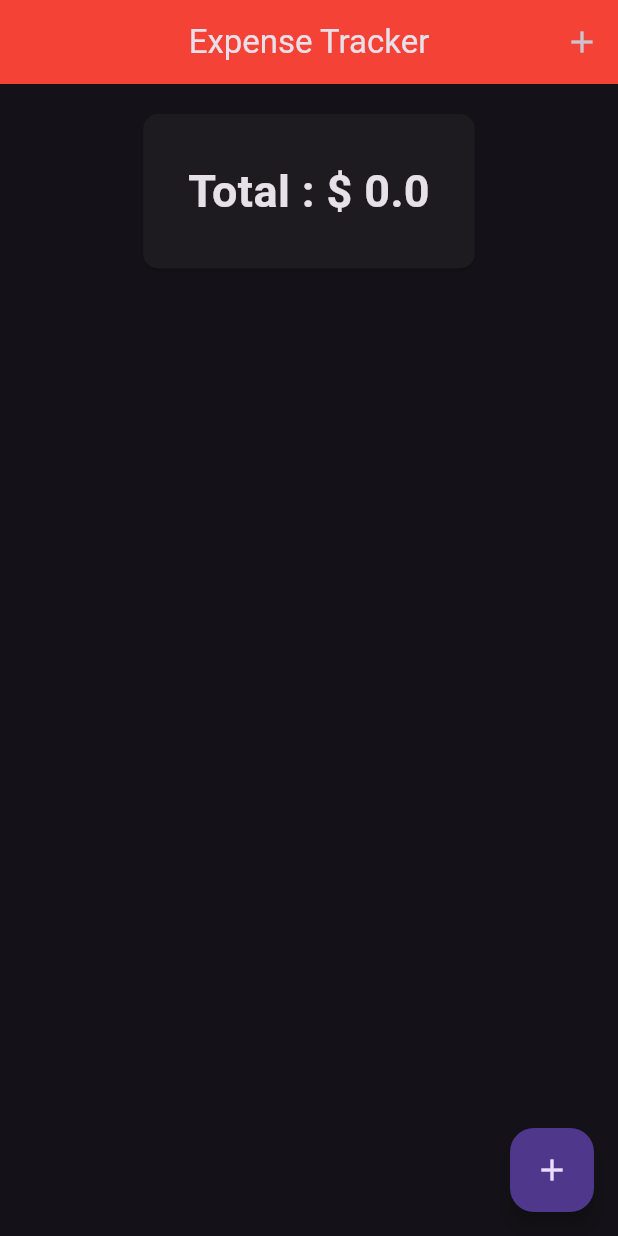
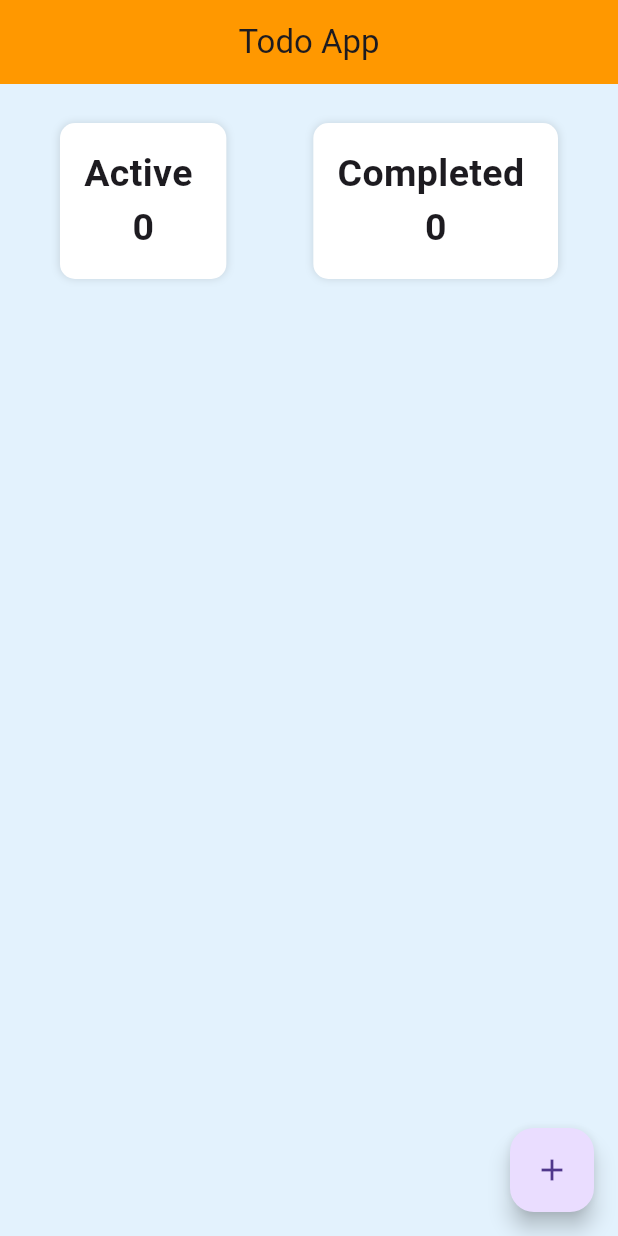
Before and after one commit to nimeullaha71/flutter_f, a Flutter app: the screen it shows after launch, on a phone screen of 412 x 824 dp. Run offline on Flutter 3.47's test engine with Material 3 defaults, Android fonts, the light colour scheme and no system bars; our stand-ins replace device_preview, responsive_builder, sizer.

Commit message:
ToDo app

```diff
--- /dev/null
+++ b/lib/module12_class2.dart
@@ -0,0 +1,209 @@
+import 'package:flutter/material.dart';
+
+class TodoScreen extends StatefulWidget {
+  const TodoScreen({super.key});
+
+  @override
+  State<TodoScreen> createState() => _TodoScreenState();
+}
+
+class _TodoScreenState extends State<TodoScreen> {
+  List<Map<String, dynamic>> tasks = [];
+  bool showActiveTask = true;
+
+  void _showTaskDialog({int? index}) {
+    TextEditingController _taskController = TextEditingController(
+      text: index !=null ? tasks[index]['task'] : ' ',
+    );
+    showDialog(
+        context: context,
+        builder: (context) => AlertDialog(
+              title: Text(index != null ? 'Edit Task' : "Add Task"),
+              content: TextField(
+                controller: _taskController,
+                decoration: InputDecoration(hintText: "Enter Task"),
+              ),
+              actions: [
+                TextButton(
+                    onPressed: () {
+                      Navigator.pop(context);
+                    },
+                    child: Text("Cancel")),
+                ElevatedButton(
+                    style: ElevatedButton.styleFrom(shape: StadiumBorder()),
+                    onPressed: () {
+                      if(_taskController.text.trim().isNotEmpty){
+                        if(index==null){
+                          _addTask(_taskController.text);
+                        }
+                        else{
+                          _editTask(index, _taskController.text);
+                        }
+                      }
+                    },
+                    child: Text("Save"))
+              ],
+            ));
+  }
+
+  void _addTask(String task) {
+    setState(() {
+      tasks.add({"task": task, "completed": false});
+    });
+    Navigator.pop(context);
+  }
+
+  void _toggleTaskStatus(int index) {
+    setState(() {
+      tasks[index]['completed'] = !tasks[index]["completed"];
+    });
+  }
+
+  void _deletetask(int index) {
+    setState(() {
+      tasks.removeAt(index);
+    });
+  }
+
+  void _editTask (int index,String updateTask){
+    setState(() {
+      tasks[index]['task'] = updateTask;
+    });
+    Navigator.pop(context);
+  }
+
+  int get activeCount => tasks.where((task)=> !task['completed']).length;
+  int get completedCount => tasks.where((task)=> task['completed']).length;
+
+  @override
+  Widget build(BuildContext context) {
+    return Scaffold(
+      backgroundColor: Colors.blue.shade50,
+      appBar: AppBar(
+        title: Text("Todo App"),
+      ),
+      body: Column(
+        children: [
+          SizedBox(
+            height: 10,
+          ),
+          Padding(
+            padding: const EdgeInsets.all(16.0),
+            child: Row(
+              mainAxisAlignment: MainAxisAlignment.spaceEvenly,
+              children: [
+                Container(
+                  decoration: BoxDecoration(
+                      color: Colors.white,
+                      borderRadius: BorderRadius.circular(10),
+                      boxShadow: [
+                        BoxShadow(color: Colors.black12, blurRadius: 4)
+                      ]),
+                  child: Padding(
+                    padding: EdgeInsets.all(16.0),
+                    child: Column(
+                      children: [
+                        Text(
+                          "Active ",
+                          style: TextStyle(
+                              fontSize: 25, fontWeight: FontWeight.bold),
+                        ),
+                        Text(
+                          activeCount.toString(),
+                          style: TextStyle(
+                              fontSize: 25, fontWeight: FontWeight.bold),
+                        ),
+                      ],
+                    ),
+                  ),
+                ),
+                SizedBox(
+                  width: 10,
+                ),
+                Container(
+                  decoration: BoxDecoration(
+                      color: Colors.white,
+                      borderRadius: BorderRadius.circular(10),
+                      boxShadow: [
+                        BoxShadow(color: Colors.black12, blurRadius: 4)
+                      ]),
+                  child: Padding(
+                    padding: const EdgeInsets.all(16.0),
+                    child: Column(
+                      children: [
+                        Text(
+                          "Completed ",
+                          style: TextStyle(
+                              fontSize: 25, fontWeight: FontWeight.bold),
+                        ),
+                        Text(
+                          completedCount.toString(),
+                          style: TextStyle(
+                              fontSize: 25, fontWeight: FontWeight.bold),
+                        ),
+                      ],
+                    ),
+                  ),
+                )
+              ],
+            ),
+          ),
+          Expanded(
+            child: ListView.builder(
+                itemCount: tasks.length,
+                itemBuilder: (context, index) {
+                  return Dismissible(
+                    key: Key(UniqueKey().toString()),
+                    background: Container(
+                      color: Colors.red,
+                      alignment: Alignment.centerLeft,
+                      padding: EdgeInsets.only(left: 20),
+                      child: Icon(
+                        Icons.check,
+                        color: Colors.white,
+                      ),
+                    ),
+                    secondaryBackground: Container(
+                      color: Colors.red,
+                      alignment: Alignment.centerRight,
+                      padding: EdgeInsets.only(right: 20),
+                      child: Icon(
+                        Icons.delete,
+                        color: Colors.white,
+                      ),
+                    ),
+                    onDismissed: (direction) {
+                      if (direction == DismissDirection.startToEnd) {
+                        _toggleTaskStatus(index);
+                      } else {
+                        _deletetask(index);
+                      }
+                    },
+                    child: Card(
+                      child: ListTile(
+                        title: Text(tasks[index]['task'],
+                            style: TextStyle(
+                              fontSize: 16,
+                              decoration: tasks[index]['completed']
+                                  ? TextDecoration.lineThrough
+                                  : null,
+                            )),
+                        leading: Checkbox(
+                          shape: CircleBorder(),
+                            value: tasks[index]['completed'],
+                            onChanged: (value) => _toggleTaskStatus(index)),
+                        trailing: IconButton(onPressed: ()=>_showTaskDialog(index: index), icon: Icon(Icons.edit)),
+                      ),
+                    ),
+                  );
+                }),
+          )
+        ],
+      ),
+      floatingActionButton: FloatingActionButton(
+        onPressed: () => _showTaskDialog(),
+        child: Icon(Icons.add),
+      ),
+    );
+  }
+}
--- a/lib/myApp.dart
+++ b/lib/myApp.dart
@@ -8,6 +8,7 @@ import 'Module9_class2.dart';
 import 'calculatrApp.dart';
 import 'module11_class1.dart';
 import 'module12_class1.dart';
+import 'module12_class2.dart';
 import 'module9-Class1.dart';
 import 'module9-class3.dart';
 
@@ -19,14 +20,15 @@ class myApp extends StatelessWidget {
     return Sizer(
       builder: (context, orientation, deviceType) {
         return MaterialApp(
+          debugShowCheckedModeBanner: false,
           useInheritedMediaQuery: true,
           locale: DevicePreview.locale(context),
           builder: DevicePreview.appBuilder,
           theme: ThemeData(
-            brightness: Brightness.dark,
-              primaryColor: Colors.red,
+            brightness: Brightness.light,
+              primaryColor: Colors.orange,
               appBarTheme: AppBarTheme(
-                color: Colors.red,
+                color: Colors.orange,
                 centerTitle: true,
               ),
             //scaffoldBackgroundColor: Colors.white,
@@ -39,7 +41,7 @@ class myApp extends StatelessWidget {
           ),
 
           title: "Flutter app",
-          home: ExpenseTracker(),
+          home: TodoScreen(),
         );
       }
     );
```
